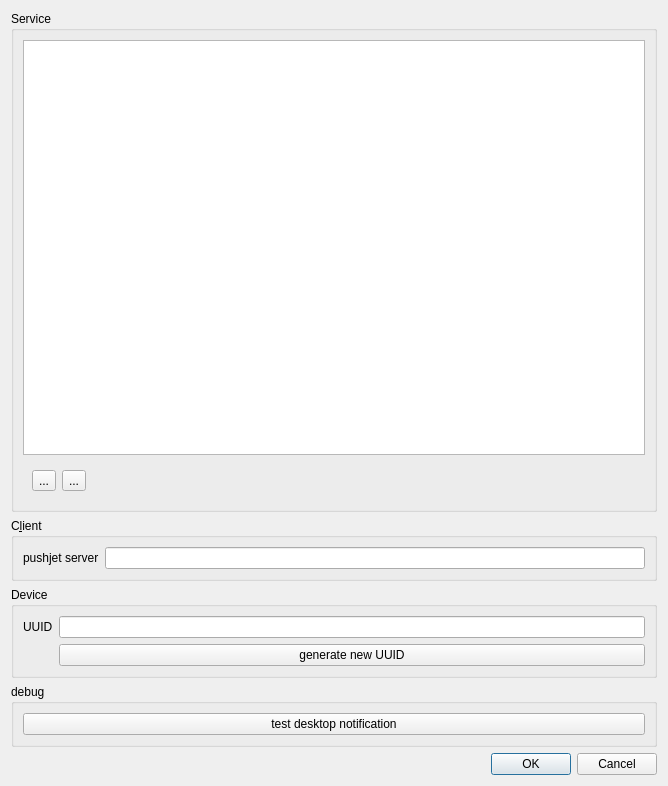
The window that settings.ui (weatherhead99/Qpushjet) describes before a commit, drawn with Qt 5.
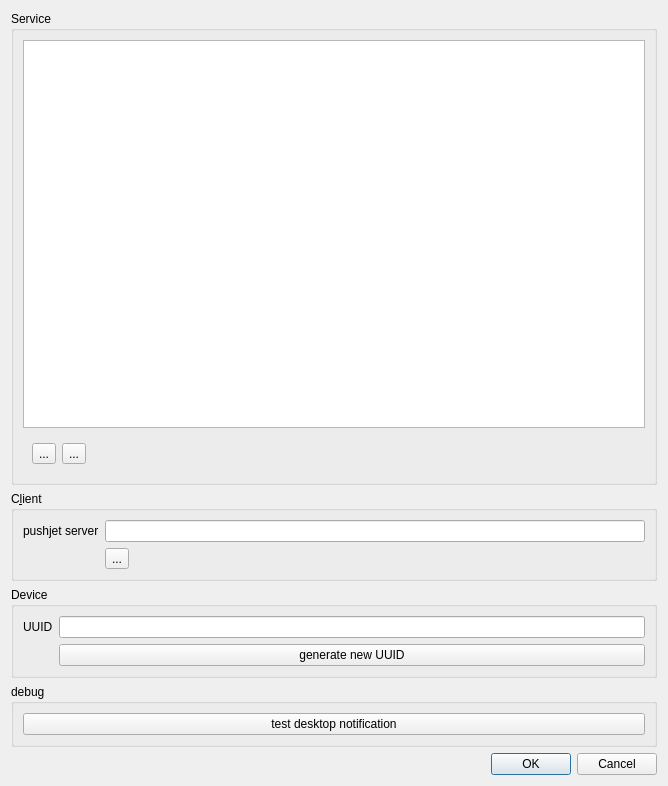
The same window after the commit. Icons and pictures are not drawn.

Commit message: settings show up option

Diff of the .ui file:
```diff
--- a/settings.ui
+++ b/settings.ui
@@ -87,6 +87,16 @@
       <item row="0" column="1">
        <widget class="QLineEdit" name="serverUrl"/>
       </item>
+      <item row="1" column="1">
+       <widget class="QToolButton" name="defaultButton">
+        <property name="text">
+         <string>...</string>
+        </property>
+        <property name="icon">
+         <iconset theme="edit-undo"/>
+        </property>
+       </widget>
+      </item>
      </layout>
     </widget>
    </item>
```
Left out of the diff: 6 changed lines with no effect on the pictures. The commit also changes 5 other files.
